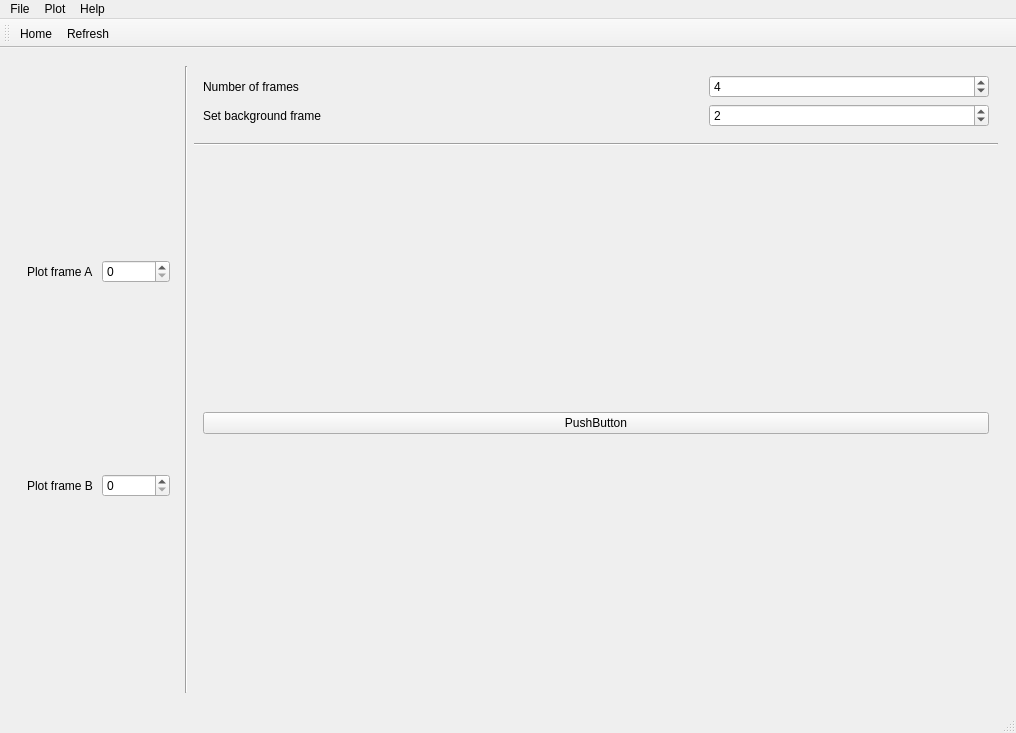
Above: python/libraries/designer/mainwindow.ui from BEC-Trento/camera1 before the change. Below: the same form after it.
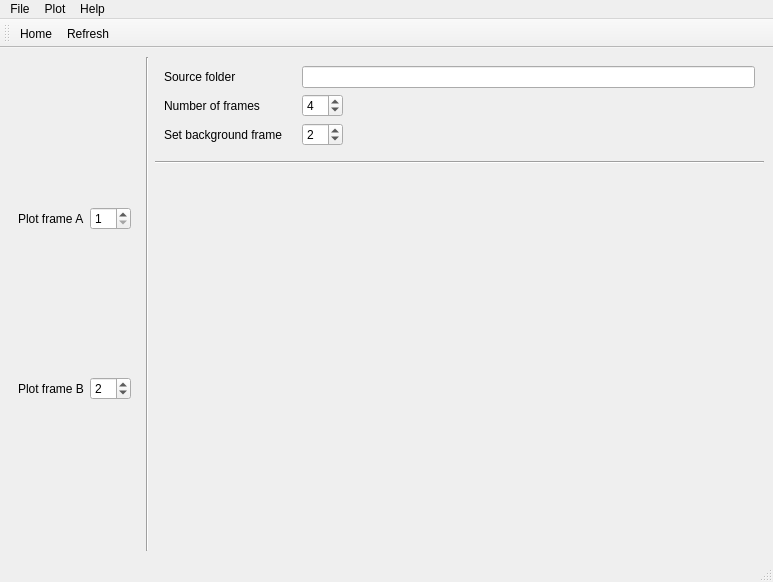
That is the form after the change. Icons and pictures are not drawn. Custom widgets are drawn as their Qt base class.

```diff
--- a/python/libraries/designer/mainwindow.ui
+++ b/python/libraries/designer/mainwindow.ui
@@ -6,8 +6,8 @@
    <rect>
     <x>0</x>
     <y>0</y>
-    <width>1016</width>
-    <height>733</height>
+    <width>773</width>
+    <height>582</height>
    </rect>
   </property>
   <property name="windowTitle">
@@ -24,40 +24,92 @@
    <bool>false</bool>
   </property>
   <widget class="QWidget" name="mainWindowContents">
-   <layout class="QVBoxLayout" name="verticalLayout">
-    <item>
-     <widget class="QWidget" name="camDisplayWidget" native="true">
-      <layout class="QGridLayout" name="gridLayout" rowstretch="0,0,0,1" columnstretch="1,0,0,5">
-       <property name="sizeConstraint">
-        <enum>QLayout::SetDefaultConstraint</enum>
-       </property>
-       <item row="1" column="3" rowspan="2">
-        <widget class="Line" name="lineHorizontal">
+   <layout class="QGridLayout" name="gridLayout" rowstretch="0,0,1" columnstretch="0,0,1">
+    <item row="0" column="1" rowspan="3">
+     <widget class="Line" name="lineVertical">
+      <property name="orientation">
+       <enum>Qt::Vertical</enum>
+      </property>
+     </widget>
+    </item>
+    <item row="1" column="2">
+     <widget class="Line" name="line">
          <property name="orientation">
           <enum>Qt::Horizontal</enum>
          </property>
         </widget>
        </item>
-       <item row="0" column="3">
+    <item row="0" column="0" rowspan="3">
+     <widget class="FramesQWidget" name="framesWidget" native="true">
+      <property name="sizePolicy">
+       <sizepolicy hsizetype="Minimum" vsizetype="Preferred">
+        <horstretch>0</horstretch>
+        <verstretch>0</verstretch>
+       </sizepolicy>
+      </property>
+      <layout class="QGridLayout" name="framesGridLayout">
+       <item row="0" column="0">
+        <widget class="QLabel" name="plotFrameALabel">
+         <property name="text">
+          <string>Plot frame A</string>
+         </property>
+        </widget>
+       </item>
+       <item row="0" column="1">
+        <widget class="QSpinBox" name="plotFrameASpinBox">
+         <property name="minimum">
+          <number>1</number>
+         </property>
+        </widget>
+       </item>
+       <item row="1" column="0">
+        <widget class="QLabel" name="plotFrameBLabel">
+         <property name="text">
+          <string>Plot frame B</string>
+         </property>
+        </widget>
+       </item>
+       <item row="1" column="1">
+        <widget class="QSpinBox" name="plotFrameBSpinBox">
+         <property name="minimum">
+          <number>1</number>
+         </property>
+         <property name="value">
+          <number>2</number>
+         </property>
+        </widget>
+       </item>
+       <item row="2" column="0" colspan="2">
+        <layout class="QVBoxLayout" name="framesPlotLayout"/>
+       </item>
+      </layout>
+     </widget>
+    </item>
+    <item row="2" column="2">
+     <widget class="OdQWidget" name="odWidget" native="true">
+      <layout class="QVBoxLayout" name="odLayout"/>
+     </widget>
+    </item>
+    <item row="0" column="2">
         <widget class="QWidget" name="inputWidget" native="true">
          <layout class="QFormLayout" name="formLayout">
-          <property name="sizeConstraint">
-           <enum>QLayout::SetDefaultConstraint</enum>
-          </property>
           <property name="fieldGrowthPolicy">
-           <enum>QFormLayout::AllNonFixedFieldsGrow</enum>
-          </property>
-          <item row="0" column="0">
+        <enum>QFormLayout::ExpandingFieldsGrow</enum>
+       </property>
+       <property name="horizontalSpacing">
+        <number>20</number>
+       </property>
+       <item row="1" column="0">
            <widget class="QLabel" name="numberOfFramesLabel">
             <property name="sizePolicy">
-             <sizepolicy hsizetype="MinimumExpanding" vsizetype="Preferred">
-              <horstretch>10</horstretch>
+          <sizepolicy hsizetype="Preferred" vsizetype="Preferred">
+           <horstretch>0</horstretch>
               <verstretch>0</verstretch>
              </sizepolicy>
             </property>
             <property name="minimumSize">
              <size>
-              <width>500</width>
+           <width>0</width>
               <height>0</height>
              </size>
             </property>
@@ -66,8 +118,14 @@
             </property>
            </widget>
           </item>
-          <item row="0" column="1">
+       <item row="1" column="1">
            <widget class="QSpinBox" name="numberOfFramesSpinBox">
+         <property name="sizePolicy">
+          <sizepolicy hsizetype="Preferred" vsizetype="Fixed">
+           <horstretch>0</horstretch>
+           <verstretch>0</verstretch>
+          </sizepolicy>
+         </property>
             <property name="alignment">
              <set>Qt::AlignLeading|Qt::AlignLeft|Qt::AlignVCenter</set>
             </property>
@@ -79,80 +137,44 @@
             </property>
            </widget>
           </item>
-          <item row="1" column="0">
+       <item row="2" column="0">
            <widget class="QLabel" name="setBackgroundFrameLabel">
+         <property name="sizePolicy">
+          <sizepolicy hsizetype="MinimumExpanding" vsizetype="Preferred">
+           <horstretch>0</horstretch>
+           <verstretch>0</verstretch>
+          </sizepolicy>
+         </property>
             <property name="text">
              <string>Set background frame</string>
             </property>
            </widget>
           </item>
-          <item row="1" column="1">
-           <widget class="QSpinBox" name="setBackgroundFrameSpinBox">
-            <property name="value">
-             <number>2</number>
-            </property>
-           </widget>
-          </item>
-         </layout>
-        </widget>
-       </item>
-       <item row="3" column="3">
-        <widget class="OdQWidget" name="odWidget" native="true">
-         <layout class="QVBoxLayout" name="odLayout">
-          <item>
-           <widget class="QPushButton" name="pushButton">
-            <property name="text">
-             <string>PushButton</string>
-            </property>
-           </widget>
-          </item>
-         </layout>
-        </widget>
-       </item>
-       <item row="0" column="0" rowspan="4">
-        <widget class="FramesQWidget" name="framesWidget" native="true">
-         <property name="sizePolicy">
-          <sizepolicy hsizetype="Minimum" vsizetype="Preferred">
-           <horstretch>0</horstretch>
-           <verstretch>0</verstretch>
-          </sizepolicy>
-         </property>
-         <layout class="QGridLayout" name="framesGridLayout">
-          <item row="2" column="0">
-           <widget class="QLabel" name="plotFrameBLabel">
-            <property name="text">
-             <string>Plot frame B</string>
-            </property>
-           </widget>
-          </item>
-          <item row="0" column="0">
-           <widget class="QLabel" name="plotFrameALabel">
-            <property name="text">
-             <string>Plot frame A</string>
-            </property>
-           </widget>
-          </item>
           <item row="2" column="1">
-           <widget class="QSpinBox" name="plotFrameBSpinBox"/>
-          </item>
-          <item row="3" column="0" colspan="2">
-           <layout class="QVBoxLayout" name="verticalLayoutB"/>
+        <widget class="QSpinBox" name="setBackgroundFrameSpinBox">
+         <property name="sizePolicy">
+          <sizepolicy hsizetype="Preferred" vsizetype="Fixed">
+           <horstretch>0</horstretch>
+           <verstretch>0</verstretch>
+          </sizepolicy>
+         </property>
+         <property name="minimum">
+          <number>1</number>
+         </property>
+         <property name="value">
+          <number>2</number>
+         </property>
+        </widget>
+       </item>
+       <item row="0" column="0">
+        <widget class="QLabel" name="sourceFolderLabel">
+         <property name="text">
+          <string>Source folder</string>
+         </property>
+        </widget>
           </item>
           <item row="0" column="1">
-           <widget class="QSpinBox" name="plotFrameASpinBox"/>
-          </item>
-          <item row="1" column="0" colspan="2">
-           <layout class="QVBoxLayout" name="verticalLayoutA"/>
-          </item>
-         </layout>
-        </widget>
-       </item>
-       <item row="0" column="2" rowspan="4">
-        <widget class="Line" name="lineVertical">
-         <property name="orientation">
-          <enum>Qt::Vertical</enum>
-         </property>
-        </widget>
+        <widget class="QLineEdit" name="sourceFolderLineEdit"/>
        </item>
       </layout>
      </widget>
@@ -164,7 +186,7 @@
     <rect>
      <x>0</x>
      <y>0</y>
-     <width>1016</width>
+     <width>773</width>
      <height>27</height>
     </rect>
    </property>
```
Lines whose indentation alone changed are shown as unchanged.
